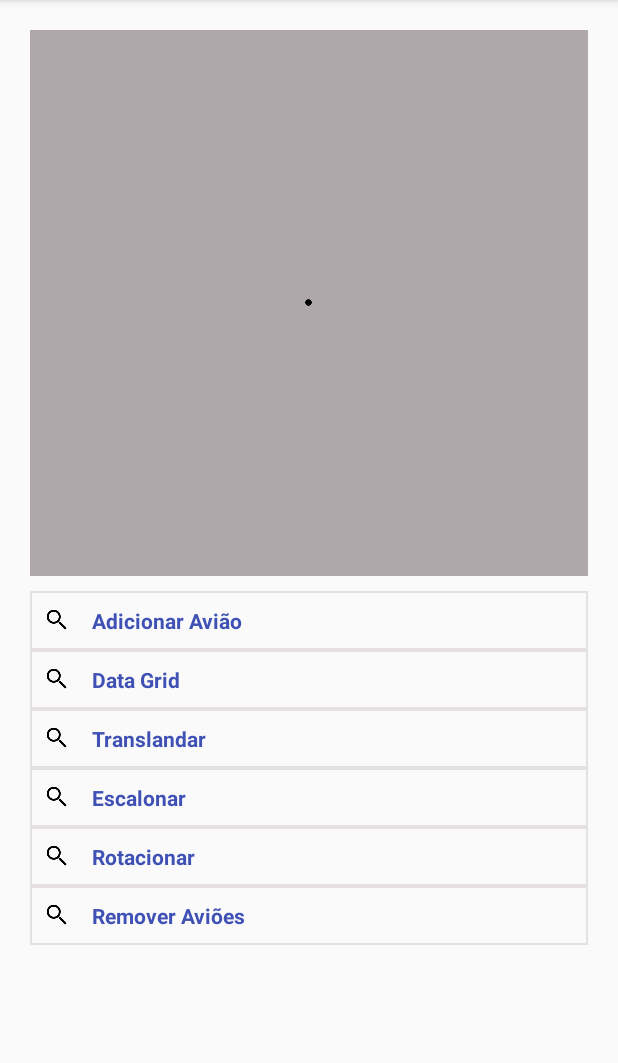
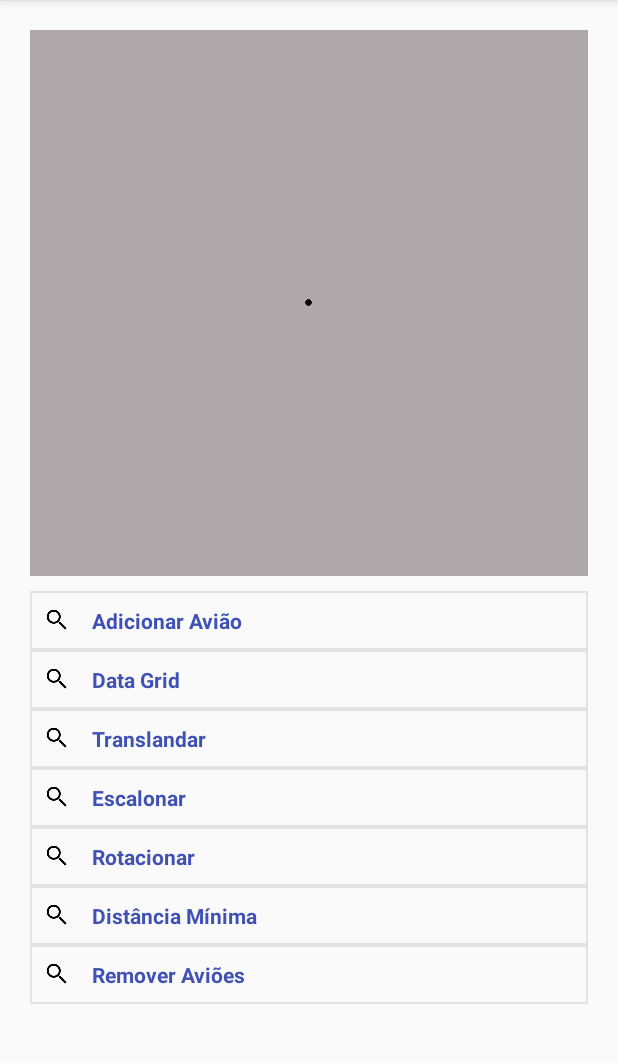
Before and after one commit to rafaelsds/projetoNasa, an Android app: the screen it shows after launch (MainActivity), on a phone screen of 412 x 824 dp, the part 84-1147 px from its top. Run offline under Robolectric (Android 15) with nearby library versions, the phone set to English and light mode, and no system bars; libraries missing offline, so code that uses them is left out: cn.pedant.

Commit message:
add distancia minima

```diff
--- a/app/src/main/java/com/unesc/app/projetonasa/MainActivity.java
+++ b/app/src/main/java/com/unesc/app/projetonasa/MainActivity.java
@@ -32,12 +32,12 @@ public class MainActivity extends AppCompatActivity
     private RecyclerView recyclerView;
     private LinearLayout linearFiltroInputs, linearInputs, linearFiltroDataGrid, linearFiltroTranslandar, linearTranslandar;
     private LinearLayout linearFiltroEscalonar, linearEscalonar, linearRemoverAvioes, linearInputsCarteriano, linearInputsPolar;
-    private LinearLayout linearFiltroRotacionar, linearRotacionar;
+    private LinearLayout linearFiltroRotacionar, linearRotacionar, linearDistanciaMinima, linearFiltroDistanciaMinima;
 
     private EditText edtCoordenadaX, edtCoordenadaY, edtRaio, edtAngulo, edtDirecao, edtTranslandarX, edtTranslandarY;
-    private EditText edtEscalonarX, edtEscalonarY, edtVelocidade, edtRotacionarX, edtRotacionarY, edtRotacionarAngulo;
+    private EditText edtEscalonarX, edtEscalonarY, edtVelocidade, edtRotacionarX, edtRotacionarY, edtRotacionarAngulo, edtDistancia;
 
-    private Button btnAdicionar, btnTranslandar, btnEscalonar, btnRotacionar;
+    private Button btnAdicionar, btnTranslandar, btnEscalonar, btnRotacionar, btnAvioesProximos;
     private ImageView desenhoAviao, centro;
     private RelativeLayout aeroporto;
     private AlertDialog alerta;
@@ -103,9 +103,11 @@ public class MainActivity extends AppCompatActivity
         btnTranslandar = (Button)findViewById(R.id.btnTranslandar);
         btnEscalonar = (Button)findViewById(R.id.btnEscalonar);
         btnRotacionar = (Button)findViewById(R.id.btnRotacionar);
+        btnAvioesProximos = (Button)findViewById(R.id.btnAvioesProximos);
         edtRaio = (EditText)findViewById(R.id.edtRaio);
         edtAngulo = (EditText) findViewById(R.id.edtAngulo);
         edtDirecao = (EditText)findViewById(R.id.edtDirecao);
+        edtDistancia = (EditText)findViewById(R.id.edtDistancia);
         linearFiltroInputs = (LinearLayout)findViewById(R.id.linearFiltroInputs);
         linearInputs = (LinearLayout)findViewById(R.id.linearInputs);
         linearFiltroDataGrid = (LinearLayout)findViewById(R.id.linearFiltroDataGrid);
@@ -118,6 +120,8 @@ public class MainActivity extends AppCompatActivity
         linearInputsPolar = (LinearLayout)findViewById(R.id.linearInputsPolar);
         linearFiltroRotacionar = (LinearLayout)findViewById(R.id.linearFiltroRotacionar);
         linearRotacionar = (LinearLayout)findViewById(R.id.linearRotacionar);
+        linearDistanciaMinima = (LinearLayout)findViewById(R.id.linearDistanciaMinima);
+        linearFiltroDistanciaMinima = (LinearLayout)findViewById(R.id.linearFiltroDistanciaMinima);
     }
 
     public void botoes(){
@@ -225,17 +229,17 @@ public class MainActivity extends AppCompatActivity
         });
 
 
-        linearFiltroRotacionar.setOnClickListener(new View.OnClickListener() {
+        linearFiltroDistanciaMinima.setOnClickListener(new View.OnClickListener() {
             @Override
             public void onClick(View v) {
 
                 //Esconde o teclado para não redenrizar o aeroporto
                 HideSoftkeyBoard.hideSoftKeyboard(MainActivity.this);
 
-                if(linearRotacionar.getVisibility() == View.GONE){
-                    linearRotacionar.setVisibility(View.VISIBLE);
+                if(linearDistanciaMinima.getVisibility() == View.GONE){
+                    linearDistanciaMinima.setVisibility(View.VISIBLE);
                 }else{
-                    linearRotacionar.setVisibility(View.GONE);
+                    linearDistanciaMinima.setVisibility(View.GONE);
                 }
             }
         });
@@ -371,6 +375,48 @@ public class MainActivity extends AppCompatActivity
         });
 
 
+
+
+        btnAvioesProximos.setOnClickListener(new View.OnClickListener() {
+            @Override
+            public void onClick(View v) {
+                Boolean cardChecado=false;
+                for(Aviao a : adapterCard.getList()){
+                    if(a.isChecado()){
+                        cardChecado=true;
+                        if(validaDados(edtDistancia.getText().toString(),"","DISTANCIA")){
+
+                            //Esconde o teclado para não redenrizar o aeroporto
+                            HideSoftkeyBoard.hideSoftKeyboard(MainActivity.this);
+
+                            //Esconde filtros
+                            linearEscalonar.setVisibility(View.GONE);
+
+                            adapterCard.escalonar(Float.parseFloat(edtEscalonarX.getText().toString()),
+                                    Float.parseFloat(edtEscalonarY.getText().toString()),
+                                    a.getId());
+
+                            escalonar(Float.parseFloat(edtEscalonarX.getText().toString()),
+                                    Float.parseFloat(edtEscalonarY.getText().toString()),
+                                    a.getId());
+
+                        }
+                    }
+                }
+
+                if(!cardChecado){
+                    new SweetAlertDialog(MainActivity.this, SweetAlertDialog.ERROR_TYPE)
+                            .setTitleText("Oops...")
+                            .setContentText("Nenhum aviao selecionado no DataGrid!")
+                            .show();
+                }
+
+            }
+        });
+
+
+
+
         linearRemoverAvioes.setOnClickListener(new View.OnClickListener() {
             @Override
             public void onClick(View v) {
@@ -481,7 +527,15 @@ public class MainActivity extends AppCompatActivity
                 edtRotacionarY.setError(getString(R.string.campo_obrigatorio));
                 isValid = false;
             }
+        }else if(operacao.equals("DISTANCIA")){
+            if (x.isEmpty()) {
+                edtDistancia.setError(getString(R.string.campo_obrigatorio));
+                isValid = false;
+            }
+
         }
+
+
 
         return isValid;
     }
@@ -558,10 +612,10 @@ public class MainActivity extends AppCompatActivity
         for (int position=0; position < list.size(); position++){
             if (list.get(position).getId() == id) {
 
-//                y = ((list.get(position).getY()*(-1)) * (y/100f)) * (-1);
-//                x = list.get(position).getX() * (x/100f);
-                y = ((list.get(position).getY()*(-1)) * y) * (-1);
-                x = list.get(position).getX() * x;
+                y = ((list.get(position).getY()*(-1)) * (y/100f)) * (-1);
+                x = list.get(position).getX() * (x/100f);
+//                y = ((list.get(position).getY()*(-1)) * y) * (-1);
+//                x = list.get(position).getX() * x;
 
                 Aviao a = new Aviao(id, Float.parseFloat(x.toString()), Float.parseFloat(y.toString()),
                         Float.parseFloat(String.valueOf(list.get(position).getA())),
--- a/app/src/main/res/layout/activity_aeroporto.xml
+++ b/app/src/main/res/layout/activity_aeroporto.xml
@@ -432,6 +432,68 @@
                     </LinearLayout>
 
 
+
+                    <LinearLayout
+                        android:id="@+id/linearFiltroDistanciaMinima"
+                        android:layout_width="match_parent"
+                        android:layout_height="match_parent"
+                        android:padding="10dp"
+                        android:orientation="horizontal"
+                        android:background="@drawable/retangulo">
+
+                        <ImageButton
+                            android:layout_width="wrap_content"
+                            android:layout_height="wrap_content"
+                            android:src="@drawable/search"
+                            android:layout_gravity="center"
+                            android:background="@null"/>
+
+                        <TextView
+                            android:layout_marginLeft="15dp"
+                            android:layout_gravity="center"
+                            android:layout_width="wrap_content"
+                            android:layout_height="wrap_content"
+                            android:textColor="@color/colorPrimary"
+                            android:textStyle="bold"
+                            android:text="@string/distancia_minima"
+                            android:linksClickable="true"
+                            />
+                    </LinearLayout>
+
+                    <LinearLayout
+                        android:id="@+id/linearDistanciaMinima"
+                        android:visibility="gone"
+                        android:layout_width="match_parent"
+                        android:layout_height="match_parent"
+                        android:orientation="vertical">
+
+                        <LinearLayout
+                            android:layout_width="match_parent"
+                            android:layout_height="match_parent"
+                            android:orientation="horizontal">
+
+                            <EditText
+                                android:id="@+id/edtDistancia"
+                                android:inputType="numberSigned"
+                                android:gravity="center"
+                                android:layout_width="match_parent"
+                                android:layout_height="wrap_content"
+                                android:layout_weight="0.5"
+                                android:textSize="25dp"
+                                android:hint="@string/distancia_minima"/>
+
+                        </LinearLayout>
+
+                        <Button
+                            android:id="@+id/btnAvioesProximos"
+                            android:layout_width="match_parent"
+                            android:layout_height="wrap_content"
+                            android:text="@string/avioes_proximos"/>
+
+                    </LinearLayout>
+
+
+
                     <LinearLayout
                         android:id="@+id/linearRemoverAvioes"
                         android:layout_width="match_parent"
--- a/app/src/main/res/values/strings.xml
+++ b/app/src/main/res/values/strings.xml
@@ -26,4 +26,6 @@
     <string name="remover_aviao">Remover Aviões</string>
     <string name="adicionar_aviao">Adicionar Avião</string>
     <string name="campo_obrigatorio">Campo obrigatório</string>
+    <string name="distancia_minima">Distância Mínima</string>
+    <string name="avioes_proximos">Aviões Próximos</string>
 </resources>
```
Also changed, not shown: app/src/main/java/com/unesc/app/projetonasa/AdapterCard.java (+4 -4 lines), app/src/main/res/layout/nav_header_main.xml (+5 -3 lines), app/src/main/res/drawable-hdpi/drawer.png (added), app/src/main/res/drawable-xhdpi/drawer.png (added), app/src/main/res/drawable-xxhdpi/drawer.png (added).
